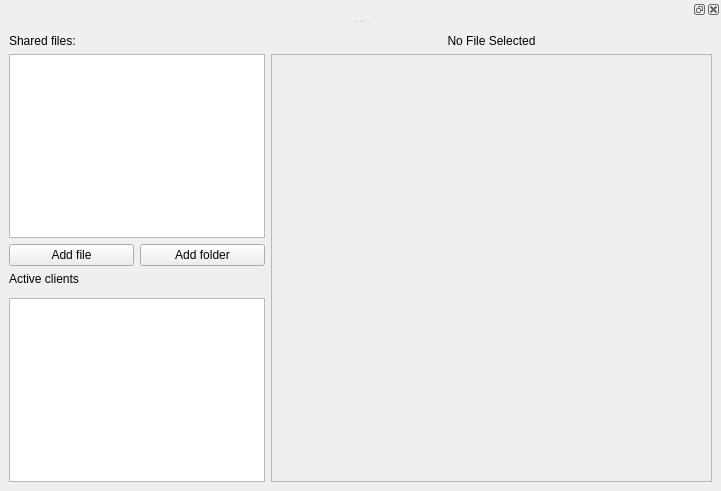
This is textshredder_ui/editorview.ui in mitchelkuijpers/TextShredder as Qt 5 draws it before an edit. The edited form follows.
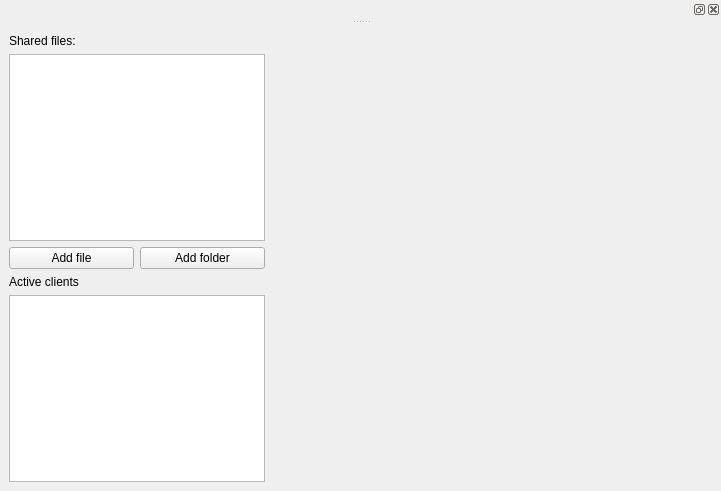
This is the edited form. Custom widgets are drawn as their Qt base class.

Commit message: Reverted the font as it was not readable on Windows systems.

The edit to the form file:
```diff
--- a/textshredder_ui/editorview.ui
+++ b/textshredder_ui/editorview.ui
@@ -16,7 +16,7 @@
   <widget class="QWidget" name="centralwidget">
    <layout class="QGridLayout" name="gridLayout_2">
     <item row="0" column="0">
-     <layout class="QGridLayout" name="gridLayout" rowstretch="0,0,0,0,0,0">
+     <layout class="QGridLayout" name="gridLayout" rowstretch="0,0,0,0,0">
       <property name="sizeConstraint">
        <enum>QLayout::SetDefaultConstraint</enum>
       </property>
@@ -60,39 +60,7 @@
         </property>
        </widget>
       </item>
-      <item row="0" column="2">
-       <widget class="QLabel" name="fileNameLabel">
-        <property name="font">
-         <font>
-          <strikeout>false</strikeout>
-         </font>
-        </property>
-        <property name="text">
-         <string>No File Selected</string>
-        </property>
-        <property name="textFormat">
-         <enum>Qt::AutoText</enum>
-        </property>
-        <property name="alignment">
-         <set>Qt::AlignCenter</set>
-        </property>
-       </widget>
-      </item>
-      <item row="1" column="2" rowspan="5">
-       <widget class="QTextEdit" name="textEditorField">
-        <property name="enabled">
-         <bool>false</bool>
-        </property>
-        <property name="html">
-         <string>&lt;!DOCTYPE HTML PUBLIC &quot;-//W3C//DTD HTML 4.0//EN&quot; &quot;http://www.w3.org/TR/REC-html40/strict.dtd&quot;&gt;
-&lt;html&gt;&lt;head&gt;&lt;meta name=&quot;qrichtext&quot; content=&quot;1&quot; /&gt;&lt;style type=&quot;text/css&quot;&gt;
-p, li { white-space: pre-wrap; }
-&lt;/style&gt;&lt;/head&gt;&lt;body style=&quot; font-family:'Lucida Grande'; font-size:13pt; font-weight:400; font-style:normal;&quot;&gt;
-&lt;p align=&quot;center&quot; style=&quot;-qt-paragraph-type:empty; margin-top:0px; margin-bottom:0px; margin-left:0px; margin-right:0px; -qt-block-indent:0; text-indent:0px;&quot;&gt;&lt;/p&gt;&lt;/body&gt;&lt;/html&gt;</string>
-        </property>
-       </widget>
-      </item>
-      <item row="5" column="0" colspan="2">
+      <item row="4" column="0" colspan="2">
        <widget class="QListWidget" name="listWidget"/>
       </item>
       <item row="1" column="0" colspan="2">
@@ -107,6 +75,40 @@
       </item>
      </layout>
     </item>
+    <item row="0" column="1">
+     <widget class="QTabWidget" name="openedFileTabs">
+      <property name="sizePolicy">
+       <sizepolicy hsizetype="Expanding" vsizetype="Expanding">
+        <horstretch>0</horstretch>
+        <verstretch>0</verstretch>
+       </sizepolicy>
+      </property>
+      <property name="minimumSize">
+       <size>
+        <width>0</width>
+        <height>174</height>
+       </size>
+      </property>
+      <property name="acceptDrops">
+       <bool>true</bool>
+      </property>
+      <property name="currentIndex">
+       <number>-1</number>
+      </property>
+      <property name="usesScrollButtons">
+       <bool>true</bool>
+      </property>
+      <property name="documentMode">
+       <bool>true</bool>
+      </property>
+      <property name="tabsClosable">
+       <bool>true</bool>
+      </property>
+      <property name="movable">
+       <bool>true</bool>
+      </property>
+     </widget>
+    </item>
    </layout>
   </widget>
   <widget class="QDockWidget" name="ribbonDock">
```
Left out of the diff: 6 changed lines with no effect on the pictures. The commit also changes 10 other files.
